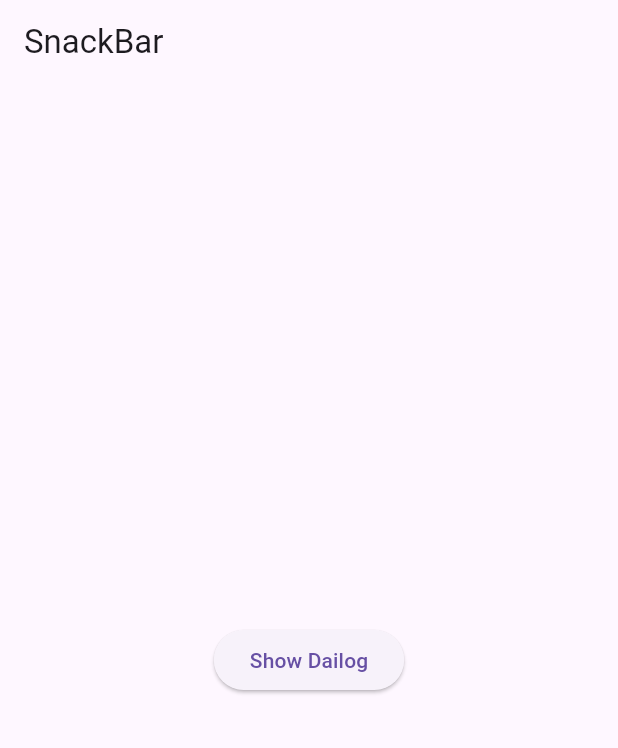
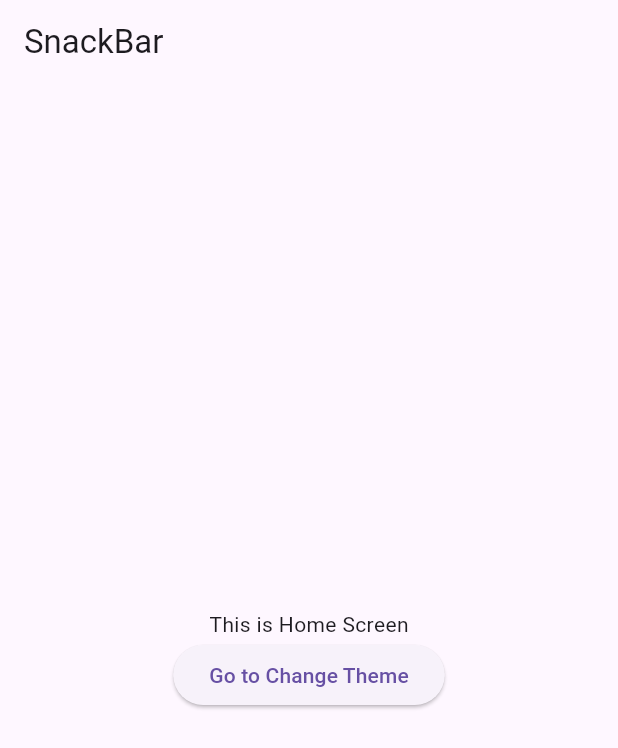
Before and after one commit to my0m1nk0/flutter_getX, a Flutter app: the screen it shows after launch, on a phone screen of 412 x 824 dp. Shown: the top 748 px of the screen. Run offline on Flutter 3.47's test engine with Material 3 defaults, Android fonts, the phone set to English and light mode, and no system bars; our stand-ins replace get.

Commit message:
add route page

```diff
--- /dev/null
+++ b/lib/get_x/route.dart
@@ -0,0 +1,36 @@
+import 'package:flutter/material.dart';
+import 'package:get/get.dart';
+import 'package:getx_tutorial/get_x/bottom_sheet.dart';
+
+class MyRoute extends StatefulWidget {
+  const MyRoute({super.key});
+
+  @override
+  State<MyRoute> createState() => _MyRouteState();
+}
+
+class _MyRouteState extends State<MyRoute> {
+  @override
+  Widget build(BuildContext context) {
+    return ElevatedButton(onPressed: (){
+      Get.to(
+      const  MyBottomSheet(),
+        fullscreenDialog: true,
+        //provide the animaiton
+        transition: Transition.zoom,
+        duration: Duration(microseconds: 4000),
+        curve: Curves.bounceInOut,
+      );
+      /**
+       * Get.off(Home());
+       * Get.to(Home(),arguments:Data From Main");//Main
+       * {Get.argument}//home
+       *
+       * Go to next screen and receive data sent from home screen
+       * var data = await Get.to(Home());//Main page
+       * print("the receive data is $data");//Main Page
+       * Get.back(result:"this is from home screen");//Home page
+       * **/
+    }, child: const Text('Go to Change Theme'));
+  }
+}
--- a/lib/main.dart
+++ b/lib/main.dart
@@ -1,6 +1,8 @@
 import 'package:flutter/material.dart';
 import 'package:get/get.dart';
+import 'package:getx_tutorial/get_x/bottom_sheet.dart';
 import 'package:getx_tutorial/get_x/dialog_default.dart';
+import 'package:getx_tutorial/get_x/route.dart';
 import 'package:getx_tutorial/get_x/snack_bar.dart';
 
 void main() {
@@ -16,16 +18,21 @@ class MyApp extends StatelessWidget {
     return GetMaterialApp(
       title: 'SnackBar',
       home: Scaffold(
-        appBar: AppBar(title: Text('SnackBar'),
+        appBar: AppBar(title:const Text('SnackBar'),
         ),
-        body: Center(
+        body:const Center(
+
           child: Column(
             mainAxisAlignment: MainAxisAlignment.center,
             crossAxisAlignment: CrossAxisAlignment.center,
             children: [
+              Text('This is Home Screen'),
               //Snack bar
               // MySnack()
-              MyDialog()
+              // MyDialog()
+              // MyBottomSheet()
+              MyRoute(),
+
             ],
           ),
         ),
```
Also changed, not shown: lib/get_x/bottom_sheet.dart (added, +53 -0 lines), lib/get_x/dialog_default.dart (+43 -3 lines).
